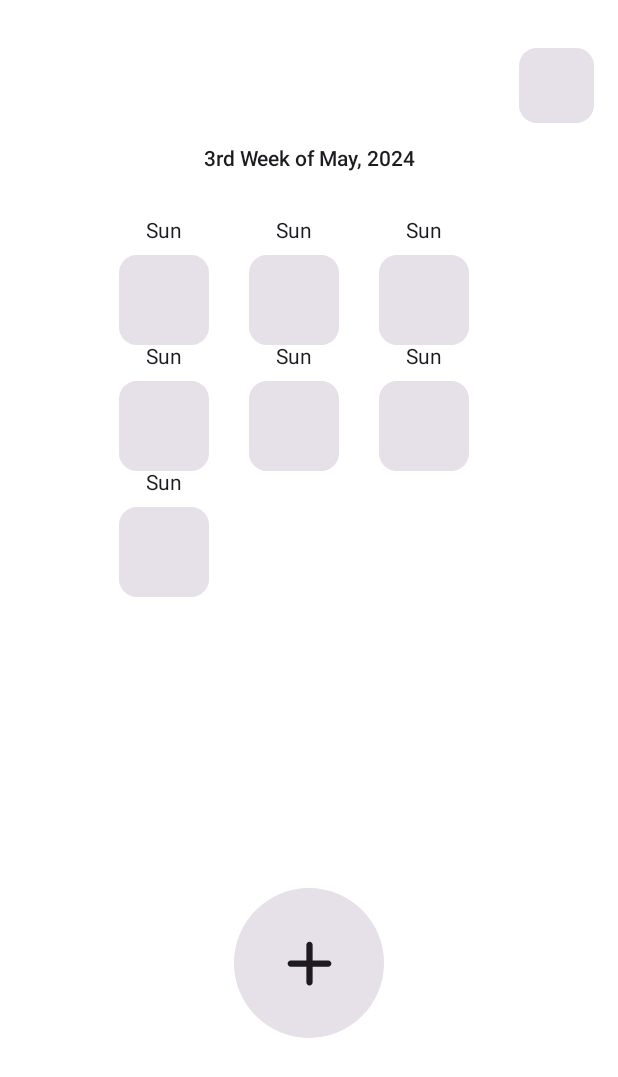
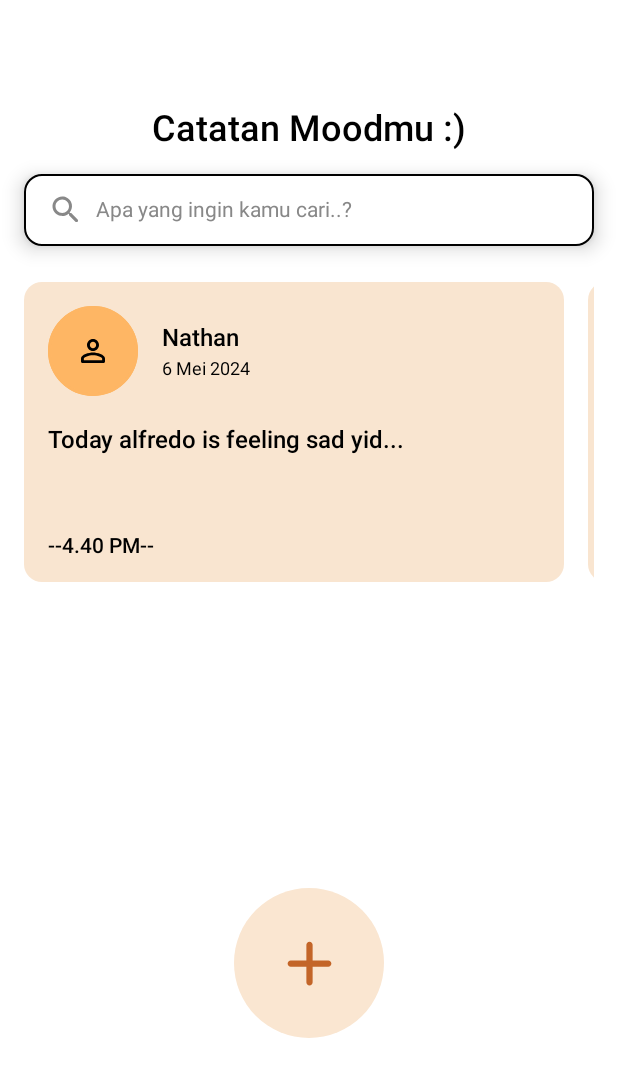
Before and after one commit to 5bounties/5bounties-Trufriend-FE, an Android app built with Jetpack Compose: the @Preview function TrackerScreen, on a phone screen of 412 x 824 dp. Shown: the top 1077 px of the screen. Run offline under Robolectric (Android 15) with nearby library versions, the phone set to English and light mode, and no system bars.

Commit message:
change: BottomNav & Tracker High Fidelity

```diff
--- a/app/src/main/java/com/vbounties/trufriend/features/presentation/navigation/navhost/ParentNav.kt
+++ b/app/src/main/java/com/vbounties/trufriend/features/presentation/navigation/navhost/ParentNav.kt
@@ -11,6 +11,7 @@ import androidx.navigation.compose.rememberNavController
 import com.vbounties.trufriend.features.presentation.navigation.BottomNavigation
 import com.vbounties.trufriend.features.presentation.navigation.`object`.ParentNavigation
 import com.vbounties.trufriend.features.presentation.screen.profile_screen.ProfileScreen
+import com.vbounties.trufriend.features.presentation.screen.setting_screen.SettingScreen
 
 @SuppressLint("UnusedMaterial3ScaffoldPaddingParameter")
 @Composable
@@ -27,7 +28,7 @@ fun ParentNav(){
             ProfileScreen(parentController)
         }
         composable(route = ParentNavigation.Settings.route){
-            ProfileScreen(parentController)
+            SettingScreen(parentController)
         }
     }
 }
--- a/app/src/main/java/com/vbounties/trufriend/features/presentation/screen/home_screen/HomeScreen.kt
+++ b/app/src/main/java/com/vbounties/trufriend/features/presentation/screen/home_screen/HomeScreen.kt
@@ -70,7 +70,7 @@ fun HomeScreen(
                     Card(modifier = Modifier
                         .size(50.dp)
                         .clickable {
-                            parentController.navigate(ParentNavigation.Profile.route)
+                            parentController.navigate(ParentNavigation.Settings.route)
                         }){}
                 }
             }
--- a/app/src/main/java/com/vbounties/trufriend/features/presentation/screen/setting_screen/SettingScreen.kt
+++ b/app/src/main/java/com/vbounties/trufriend/features/presentation/screen/setting_screen/SettingScreen.kt
@@ -1,6 +1,7 @@
 package com.vbounties.trufriend.features.presentation.screen.setting_screen
 
 import android.annotation.SuppressLint
+import androidx.compose.foundation.background
 import androidx.compose.foundation.clickable
 import androidx.compose.foundation.layout.Arrangement
 import androidx.compose.foundation.layout.Box
@@ -45,6 +46,7 @@ fun SettingScreen(
     parentController: NavController = rememberNavController()
 ){
     Scaffold(
+        containerColor = Color.White,
         topBar = {
             Card(
                 modifier = Modifier
@@ -70,7 +72,8 @@ fun SettingScreen(
         content = {
             Box(modifier = Modifier
                 .fillMaxSize()
-                .padding(top = 90.dp)){
+                .padding(top = 90.dp).background(Color.White)
+            ){
                 Column(modifier = Modifier
                     .fillMaxSize()
                     .padding(horizontal = 32.dp), horizontalAlignment = Alignment.CenterHorizontally) {
--- /dev/null
+++ b/app/src/main/java/com/vbounties/trufriend/features/presentation/screen/tracker_screen/JournalCard.kt
@@ -0,0 +1,80 @@
+package com.vbounties.trufriend.features.presentation.screen.tracker_screen
+
+import androidx.compose.foundation.BorderStroke
+import androidx.compose.foundation.layout.Arrangement
+import androidx.compose.foundation.layout.Box
+import androidx.compose.foundation.layout.Column
+import androidx.compose.foundation.layout.Row
+import androidx.compose.foundation.layout.Spacer
+import androidx.compose.foundation.layout.fillMaxSize
+import androidx.compose.foundation.layout.fillMaxWidth
+import androidx.compose.foundation.layout.height
+import androidx.compose.foundation.layout.padding
+import androidx.compose.foundation.layout.size
+import androidx.compose.foundation.layout.width
+import androidx.compose.foundation.shape.CircleShape
+import androidx.compose.material.icons.Icons
+import androidx.compose.material.icons.rounded.PersonOutline
+import androidx.compose.material3.Card
+import androidx.compose.material3.CardDefaults
+import androidx.compose.material3.Icon
+import androidx.compose.material3.Text
+import androidx.compose.runtime.Composable
+import androidx.compose.ui.Alignment
+import androidx.compose.ui.Modifier
+import androidx.compose.ui.focus.focusModifier
+import androidx.compose.ui.graphics.Color
+import androidx.compose.ui.text.font.FontWeight
+import androidx.compose.ui.tooling.preview.Preview
+import androidx.compose.ui.unit.dp
+import androidx.compose.ui.unit.sp
+
+@Composable
+@Preview
+fun JournalCard(
+
+){
+    Card(
+        modifier = Modifier
+            .width(360.dp)
+            .height(200.dp)
+            ,
+        colors = CardDefaults.cardColors(Color(0xFFF9E5D0))
+    ) {
+        Row(modifier = Modifier
+            .fillMaxWidth()
+            .padding(16.dp), verticalAlignment = Alignment.CenterVertically) {
+            Card(modifier = Modifier.size(60.dp),
+                shape = CircleShape,
+                colors = CardDefaults.cardColors(Color(0xFFFEB664)),
+                border = BorderStroke(2.dp, color = Color(0xFFFEB664))
+                ) {
+                Box(modifier = Modifier.fillMaxSize(), contentAlignment = Alignment.Center){
+                    Icon(imageVector = Icons.Rounded.PersonOutline, contentDescription = "profile")
+                }
+            }
+            Spacer(modifier = Modifier.padding(8.dp))
+            Column(modifier = Modifier.fillMaxWidth(), verticalArrangement = Arrangement.Center) {
+                Text(text = "Nathan", fontSize = 16.sp, fontWeight = FontWeight.SemiBold)
+                Spacer(modifier = Modifier.padding(2.dp))
+                Text(text = "6 Mei 2024", fontSize = 12.sp)
+            }
+        }
+        Spacer(modifier = Modifier.padding(2.dp))
+        Column(modifier = Modifier
+            .fillMaxWidth()
+            .height(60.dp)
+            .padding(horizontal = 16.dp)) {
+            Text(text = "Today alfredo is feeling sad yid...", fontSize = 16.sp, fontWeight = FontWeight.Medium)
+        }
+        Spacer(modifier = Modifier.padding(6.dp))
+        Column(
+            modifier = Modifier
+                .fillMaxWidth()
+                .padding(horizontal = 16.dp)
+        ) {
+            Text(text = "--4.40 PM--",  fontSize = 14.sp, fontWeight = FontWeight.Medium)
+        }
+
+    }
+}
--- a/app/src/main/java/com/vbounties/trufriend/features/presentation/screen/tracker_screen/TrackerScreen.kt
+++ b/app/src/main/java/com/vbounties/trufriend/features/presentation/screen/tracker_screen/TrackerScreen.kt
@@ -1,6 +1,7 @@
 package com.vbounties.trufriend.features.presentation.screen.tracker_screen
 
 import android.annotation.SuppressLint
+import androidx.compose.foundation.BorderStroke
 import androidx.compose.foundation.background
 import androidx.compose.foundation.clickable
 import androidx.compose.foundation.layout.Arrangement
@@ -17,9 +18,13 @@ import androidx.compose.foundation.layout.size
 import androidx.compose.foundation.layout.width
 import androidx.compose.foundation.lazy.LazyRow
 import androidx.compose.foundation.shape.CircleShape
+import androidx.compose.foundation.text.BasicTextField
 import androidx.compose.material.icons.Icons
 import androidx.compose.material.icons.rounded.Add
+import androidx.compose.material.icons.rounded.Person
+import androidx.compose.material.icons.rounded.Search
 import androidx.compose.material3.Card
+import androidx.compose.material3.CardDefaults
 import androidx.compose.material3.FabPosition
 import androidx.compose.material3.Icon
 import androidx.compose.material3.Scaffold
@@ -32,9 +37,11 @@ import androidx.compose.ui.Alignment
 import androidx.compose.ui.Modifier
 import androidx.compose.ui.draw.clip
 import androidx.compose.ui.graphics.Color
+import androidx.compose.ui.text.TextStyle
 import androidx.compose.ui.text.font.FontWeight
 import androidx.compose.ui.tooling.preview.Preview
 import androidx.compose.ui.unit.dp
+import androidx.compose.ui.unit.sp
 
 @SuppressLint("UnusedMaterial3ScaffoldPaddingParameter")
 @Composable
@@ -42,6 +49,7 @@ import androidx.compose.ui.unit.dp
 fun TrackerScreen(){
     val isClicked = remember { mutableStateOf(false) }
     Scaffold(
+        containerColor = Color(0xFFFCF6EF),
         content = {
             Box(modifier = Modifier
                 .fillMaxSize()
@@ -51,20 +59,38 @@ fun TrackerScreen(){
                     .padding(horizontal = 16.dp),
                     horizontalAlignment = Alignment.CenterHorizontally
                 ) {
-                    Spacer(modifier = Modifier.height(32.dp))
-                    Row(modifier = Modifier.fillMaxWidth(), horizontalArrangement = Arrangement.End) {
-                        Card(modifier = Modifier.size(50.dp)){}
+                    Spacer(modifier = Modifier.height(72.dp))
+                    Text(text = "Catatan Moodmu :)", fontWeight = FontWeight.SemiBold, fontSize = 24.sp)
+                    Spacer(modifier = Modifier.height(16.dp))
+                    Card(modifier = Modifier
+                        .fillMaxWidth()
+                        .height(48.dp),
+                        colors = CardDefaults.cardColors(Color.White),
+                        border = BorderStroke(1.dp, Color.Black),
+                        elevation = CardDefaults.cardElevation(8.dp)
+                    ) {
+                        Row(modifier = Modifier
+                            .fillMaxSize()
+                            .padding(horizontal = 16.dp), verticalAlignment = Alignment.CenterVertically) {
+                            Icon(imageVector = Icons.Rounded.Search, contentDescription = "email", tint = Color.Gray)
+                            Spacer(modifier = Modifier.width(8.dp))
+                            BasicTextField(value = "Apa yang ingin kamu cari..?", onValueChange = {
+
+                            }, modifier = Modifier
+                                .fillMaxSize()
+                                .padding(vertical = 16.dp),
+                                textStyle = TextStyle(color = Color.Gray)
+                            )
+                        }
                     }
-                    Spacer(modifier = Modifier.height(16.dp))
-                    Text(text = "3rd Week of May, 2024", fontWeight = FontWeight.SemiBold)
-                    Spacer(modifier = Modifier.height(32.dp))
+
+                    Spacer(modifier = Modifier.height(24.dp))
                     LazyRow(modifier = Modifier
                         .fillMaxWidth()
                         .height(300.dp)) {
                         items(4){
-                            Spacer(modifier = Modifier.width(50.dp))
-                            CalendarWidget()
-                            Spacer(modifier = Modifier.width(50.dp))
+                            JournalCard()
+                            Spacer(modifier = Modifier.width(16.dp))
                         }
                     }
                 }
@@ -82,13 +108,15 @@ fun TrackerScreen(){
                 }
                 Card(modifier = Modifier
                     .size(100.dp)
-                    .clip(CircleShape)) {
+                    .clip(CircleShape),
+                    colors = CardDefaults.cardColors(Color(0xFFFAE6D1))
+                ) {
                     Box(modifier = Modifier
                         .fillMaxSize()
                         .clickable {
                             isClicked.value = !isClicked.value
                         }, contentAlignment = Alignment.Center) {
-                        Icon(imageVector = Icons.Rounded.Add, contentDescription = "add", modifier = Modifier.size(50.dp))
+                        Icon(imageVector = Icons.Rounded.Add, contentDescription = "add", modifier = Modifier.size(50.dp), tint = Color(0xFFC36528))
                     }
                 }
             }
```
Also changed, not shown: app/src/main/java/com/vbounties/trufriend/features/presentation/navigation/navhost/BottomNav.kt (+76 -15 lines), app/src/main/java/com/vbounties/trufriend/features/presentation/screen/tracker_screen/OrbitWidget.kt (+20 -5 lines), app/src/main/res/drawable/edhub.png (added), app/src/main/res/drawable/forum.png (added), app/src/main/res/drawable/home.png (added), app/src/main/res/drawable/journal.png (added), app/src/main/res/drawable/mood1.png (added), app/src/main/res/drawable/mood2.png (added), app/src/main/res/drawable/mood3.png (added), app/src/main/res/drawable/mood4.png (added), app/src/main/res/drawable/mood5.png (added).
